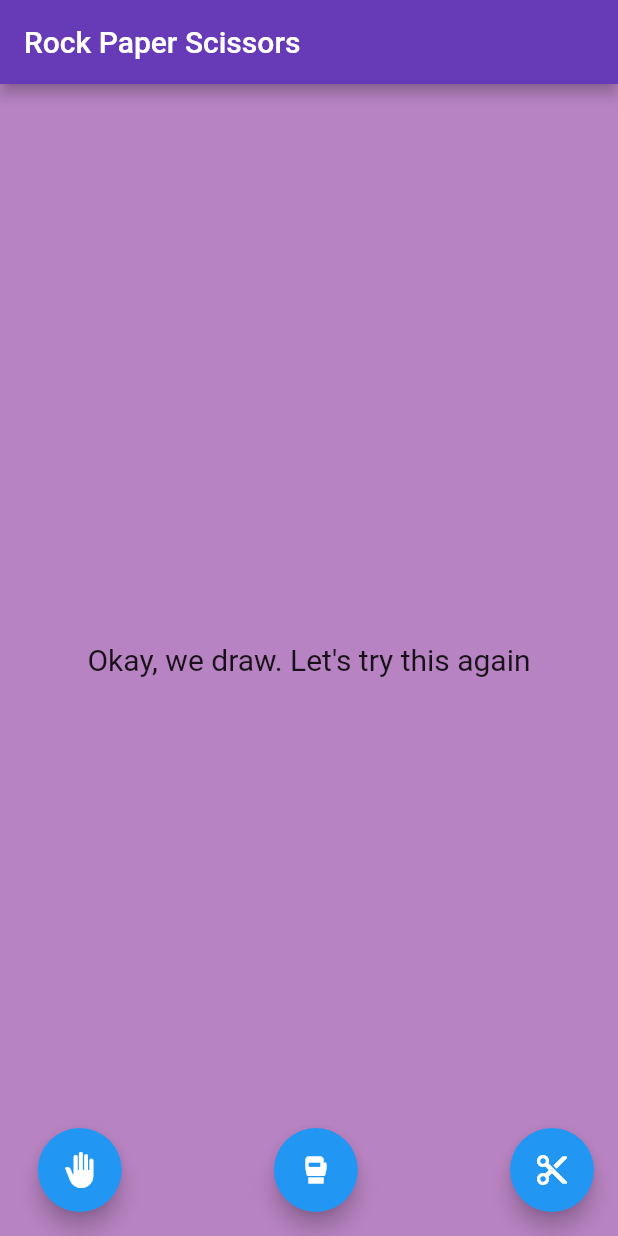
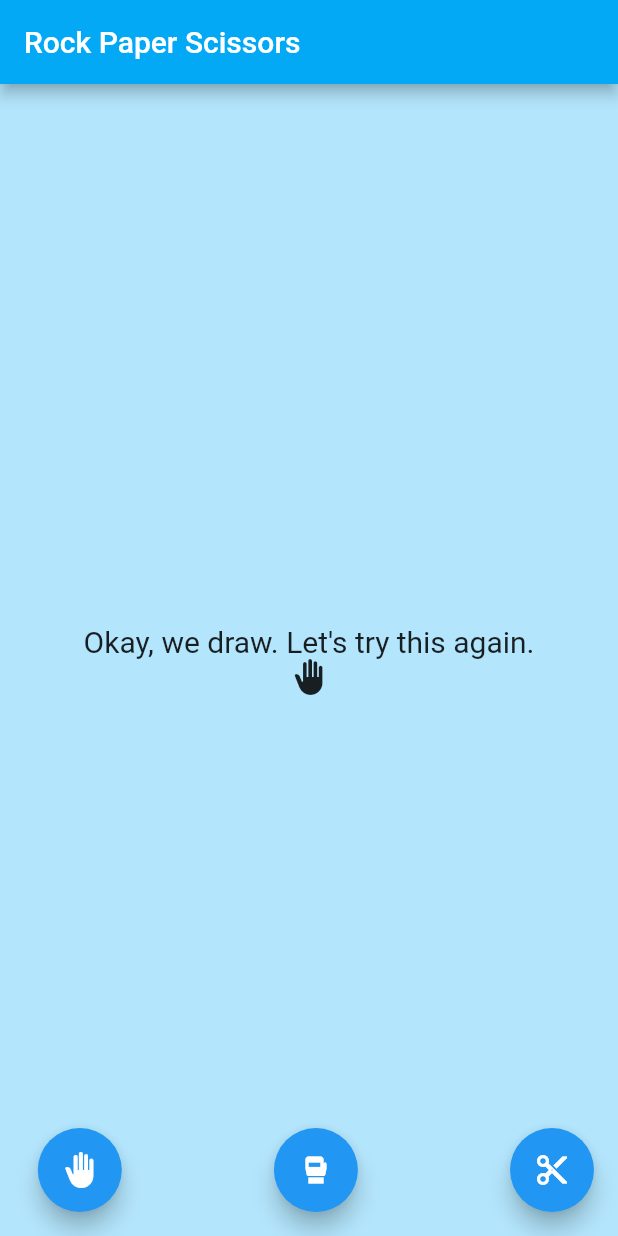
Before and after one commit to Jwinny/pedra_papel_tesoura, a Flutter app: the screen it shows after launch, after a tap on the "back hand" icon, on a phone screen of 412 x 824 dp. Run offline on Flutter 3.47's test engine with Material 2 defaults, Android fonts, the phone set to English and light mode, and no system bars.

Commit message:
Update code

```diff
--- a/lib/main.dart
+++ b/lib/main.dart
@@ -1,6 +1,5 @@
 import 'dart:math';
 import 'package:flutter/material.dart';
-// import 'package:flutter_svg/flutter_svg.dart';
 
 void main() {
   runApp(const MyApp());
@@ -8,12 +7,12 @@ void main() {
 
 class MyApp extends StatelessWidget {
   const MyApp({Key? key}) : super(key: key);
+
   @override
   Widget build(BuildContext context) {
-    // ignore: prefer_const_constructors
     return MaterialApp(
       title: 'Jokenpo',
-      home: MyHomePage(title: 'Jokepo'),
+      home: MyHomePage(title: 'Jokenpo'),
     );
   }
 }
@@ -29,12 +28,11 @@ class MyHomePage extends StatefulWidget {
 
 class _MyGameState extends State<MyHomePage> {
   int countPlayer = 0;
-  String win = "You win, but i will beat you in the next roll !!! ";
-  String draw = "Okay, we draw. Let's try this again ";
-  String lose = "You lose, try beat me in your next life, loser !!! ";
+  String win = "You win, but I will beat you in the next roll!";
+  String draw = "Okay, we draw. Let's try this again.";
+  String lose = "You lose, try to beat me in your next life, loser!";
   String msg = "Choose an option";
-
-  IconData? get iconComp => null;
+  IconData? iconComp;
 
   void selectedOption(String userChoice) {
     List<String> options = ["rock", "paper", "scissor"];
@@ -45,7 +43,8 @@ class _MyGameState extends State<MyHomePage> {
       Icons.back_hand,
       Icons.cut
     ];
-    IconData iconComp = iconOptions[computerNumber];
+    iconComp = iconOptions[computerNumber];
+
     setState(() {
       if (userChoice == "rock") {
         if (computerChoice == "paper") {
@@ -85,29 +84,33 @@ class _MyGameState extends State<MyHomePage> {
   Widget build(BuildContext context) {
     return Scaffold(
       appBar: AppBar(
-        title: Text("Rock Paper Scissors"),
-        backgroundColor: Colors.deepPurple,
+        title: const Text("Rock Paper Scissors"),
+        backgroundColor: Colors.lightBlue[500],
       ),
       body: Center(
         child: Stack(
           children: [
             Container(
-            color: Color.fromARGB(255, 184, 131, 194),
+              color:Colors.lightBlue[100],
             ),
             Center(
-            child: Stack(children: [
+              child: Column(
+                mainAxisAlignment: MainAxisAlignment.center,
+                children: [
                   Text(
                     msg,
-                style: TextStyle(
+                    style: const TextStyle(
                       fontSize: 20.0,
                     ),
                     textAlign: TextAlign.center,
                   ),
-              Icon(iconComp)
-            ]),
-          )
+                  if (iconComp != null) Icon(iconComp),
                 ],
-      )),
+              ),
+            ),
+          ],
+        ),
+      ),
       floatingActionButton: FractionallySizedBox(
         widthFactor: 0.9,
         child: Row(
@@ -133,7 +136,7 @@ class _MyGameState extends State<MyHomePage> {
               }),
               tooltip: 'Scissor',
               child: const Icon(Icons.cut),
-            )
+            ),
           ],
         ),
       ),
--- a/pubspec.yaml
+++ b/pubspec.yaml
@@ -9,7 +9,7 @@ environment:
 dependencies:
   flutter:
     sdk: flutter
-  flutter_svg: ^0.12.1
+  flutter_svg: ^2.0.7
 
   english_words: ^4.0.0
   provider: ^6.0.0
```
Also changed, not shown: pubspec.lock, 1 other file. Lines whose indentation alone changed are shown as unchanged.
